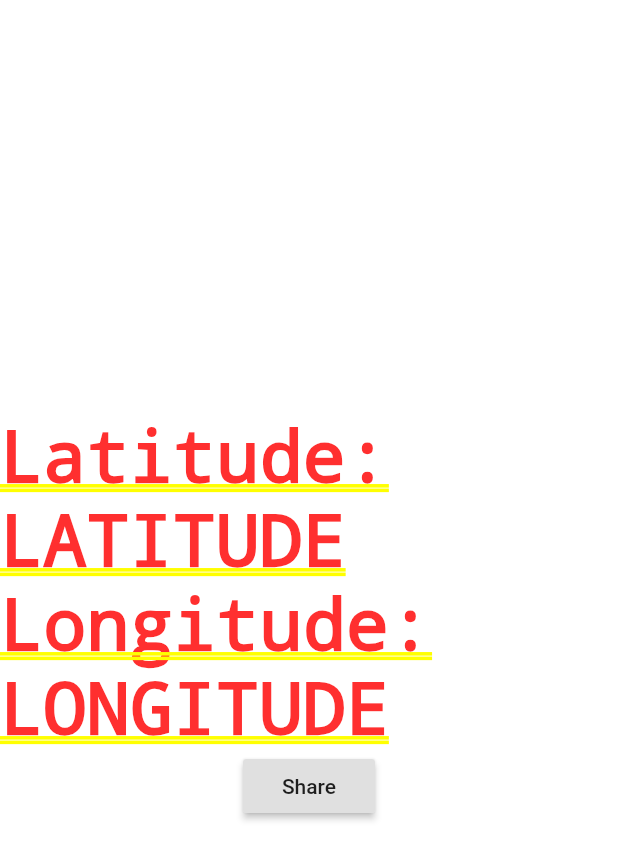
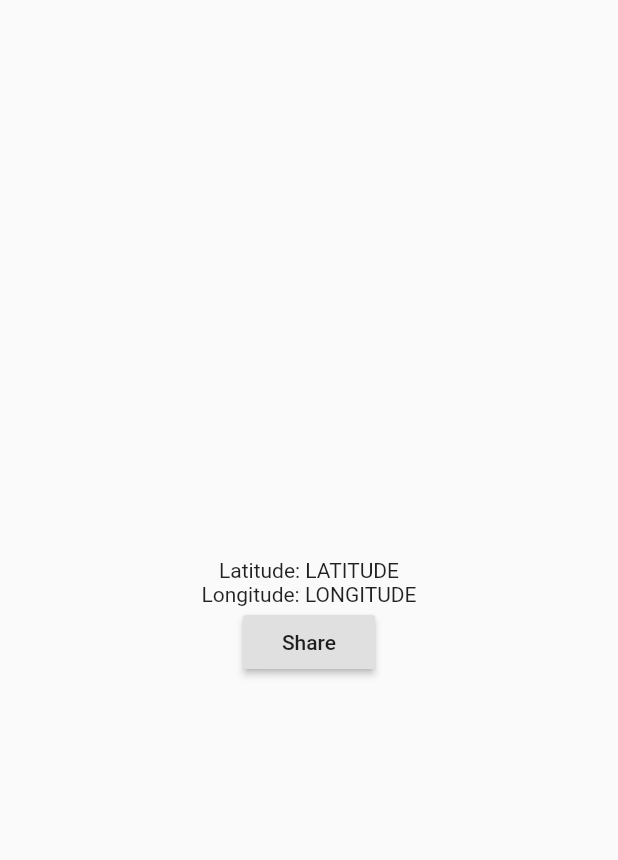
Before and after one commit to pstumbaugh/Dart-Flutter_LocationTesting, a Flutter app: the screen it shows after launch, on a phone screen of 412 x 824 dp. Shown: the top 860 px of the screen. Run offline on Flutter 3.47's test engine with Material 2 defaults, Android fonts, the phone set to English and light mode, and no system bars.

Commit message:
adding scaffold

```diff
--- a/location_testing/lib/main.dart
+++ b/location_testing/lib/main.dart
@@ -1,20 +1,17 @@
 import 'package:flutter/material.dart';
 import 'screens/share_location_screen.dart';
 
-void main() {
-  runApp(MyApp());
-}
+void main() => runApp(MyApp());
 
 class MyApp extends StatelessWidget {
-  // This widget is the root of your application.
   @override
   Widget build(BuildContext context) {
     return MaterialApp(
-      title: 'Flutter Demo',
+      title: 'Startup Name Generator',
       theme: ThemeData(
-        primarySwatch: Colors.blue,
+        primaryColor: Colors.red,
       ),
-      home: ShareLocationScreen(),
+      home: Scaffold(body: ShareLocationScreen()),
     );
   }
 }
--- a/location_testing/lib/screens/share_location_screen.dart
+++ b/location_testing/lib/screens/share_location_screen.dart
@@ -1,6 +1,11 @@
 import 'package:flutter/material.dart';
 
-class ShareLocationScreen extends StatelessWidget {
+class ShareLocationScreen extends StatefulWidget {
+  @override
+  _ShareLocationScreenState createState() => _ShareLocationScreenState();
+}
+
+class _ShareLocationScreenState extends State<ShareLocationScreen> {
   @override
   Widget build(BuildContext context) {
     return Center(
```
